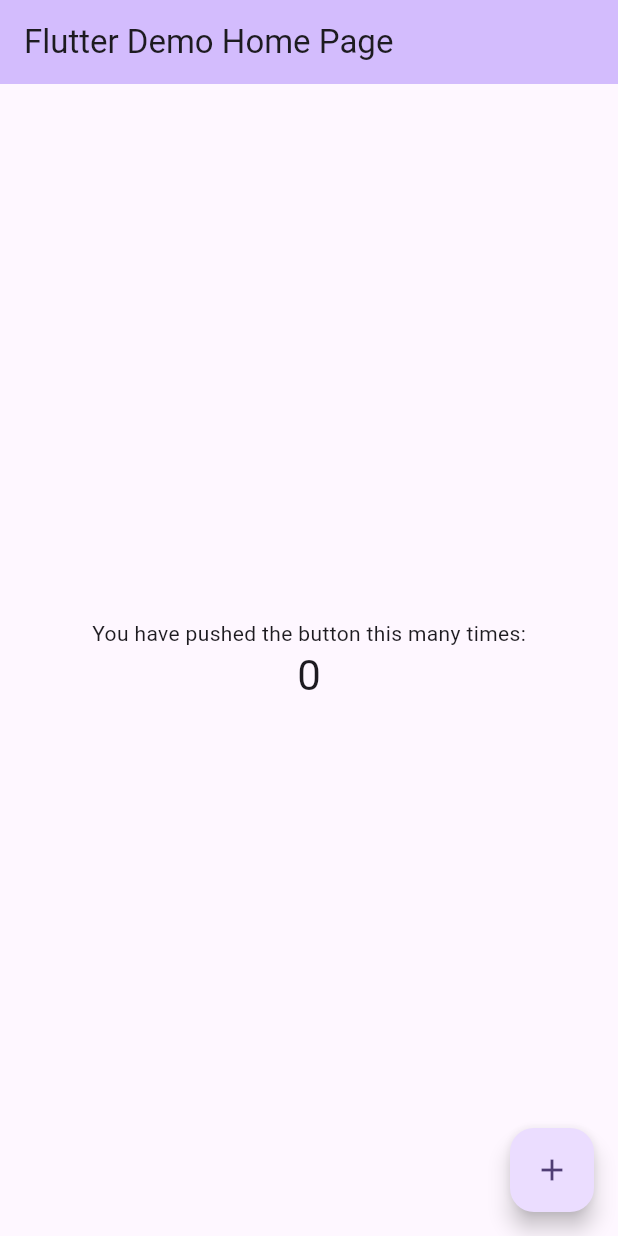
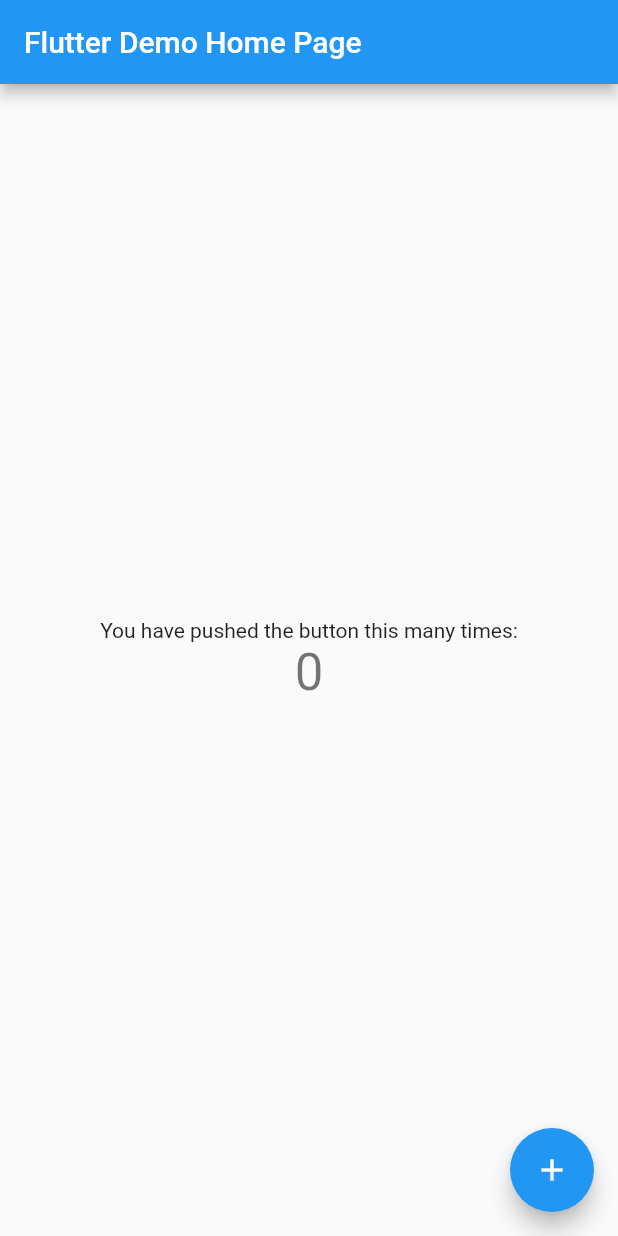
Before and after one commit to AppDeveloperMLLB/codecheck, a Flutter app: the screen it shows after launch, on a phone screen of 412 x 824 dp. Run offline on Flutter 3.47's test engine with Material 2 defaults, Android fonts, the phone set to English and light mode, and no system bars.

Commit message:
Material3からMaterial2に変更 (#8)
* feat/material2 first commit

* [update]Changed from Material3 to Material2

Switching to Material2 for app implementation.

---------

Co-authored-by: MLLB <app.developer.mllb@gmail.com>

```diff
--- a/lib/main.dart
+++ b/lib/main.dart
@@ -13,23 +13,7 @@ class MyApp extends StatelessWidget {
     return MaterialApp(
       title: 'Flutter Demo',
       theme: ThemeData(
-        // This is the theme of your application.
-        //
-        // TRY THIS: Try running your application with "flutter run". You'll see
-        // the application has a blue toolbar. Then, without quitting the app,
-        // try changing the seedColor in the colorScheme below to Colors.green
-        // and then invoke "hot reload" (save your changes or press the "hot
-        // reload" button in a Flutter-supported IDE, or press "r" if you used
-        // the command line to start the app).
-        //
-        // Notice that the counter didn't reset back to zero; the application
-        // state is not lost during the reload. To reset the state, use hot
-        // restart instead.
-        //
-        // This works for code too, not just values: Most code changes can be
-        // tested with just a hot reload.
-        colorScheme: ColorScheme.fromSeed(seedColor: Colors.deepPurple),
-        useMaterial3: true,
+        primarySwatch: Colors.blue,
       ),
       home: const MyHomePage(title: 'Flutter Demo Home Page'),
     );
@@ -78,10 +62,6 @@ class _MyHomePageState extends State<MyHomePage> {
     // than having to individually change instances of widgets.
     return Scaffold(
       appBar: AppBar(
-        // TRY THIS: Try changing the color here to a specific color (to
-        // Colors.amber, perhaps?) and trigger a hot reload to see the AppBar
-        // change color while the other colors stay the same.
-        backgroundColor: Theme.of(context).colorScheme.inversePrimary,
         // Here we take the value from the MyHomePage object that was created by
         // the App.build method, and use it to set our appbar title.
         title: Text(widget.title),
```
